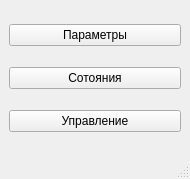
Qt form OOP_kr/interface.ui (anhmtkxtb1998/OOP_Exercise) before a commit.
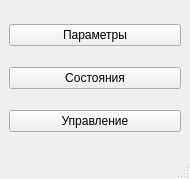
The same form after that commit.

```diff
--- a/OOP_kr/interface.ui
+++ b/OOP_kr/interface.ui
@@ -25,7 +25,7 @@
     <item>
      <widget class="QPushButton" name="btn_state">
       <property name="text">
-       <string>Сотояния</string>
+       <string>Состояния</string>
       </property>
      </widget>
     </item>
```
Left out of the diff: 2 changed lines with no effect on the pictures.
